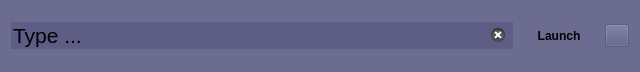
Before: the Qt Designer form launcher.ui in neurotoxin78/QPanInfo, drawn with Qt 5.
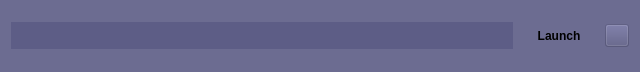
After: the same form once the commit is applied. Icons and pictures are not drawn.

Patch:
```diff
--- a/launcher.ui
+++ b/launcher.ui
@@ -37,7 +37,7 @@
       </font>
      </property>
      <property name="text">
-      <string>Type ...</string>
+      <string/>
      </property>
      <property name="frame">
       <bool>false</bool>
```
Left out of the diff: 6 changed lines with no effect on the pictures.
